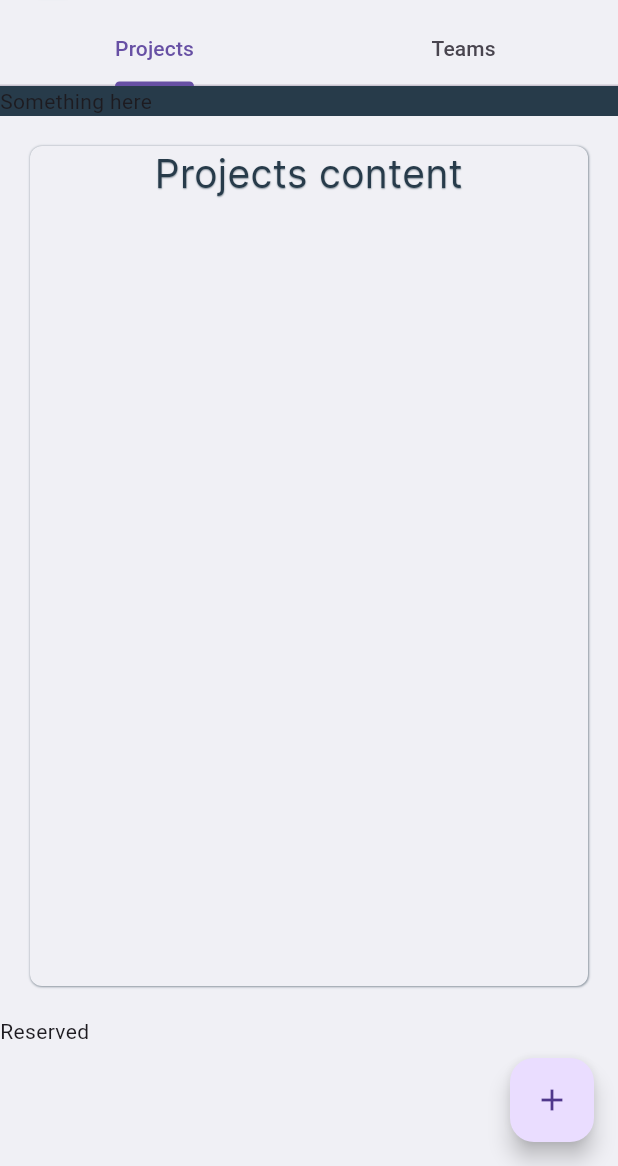
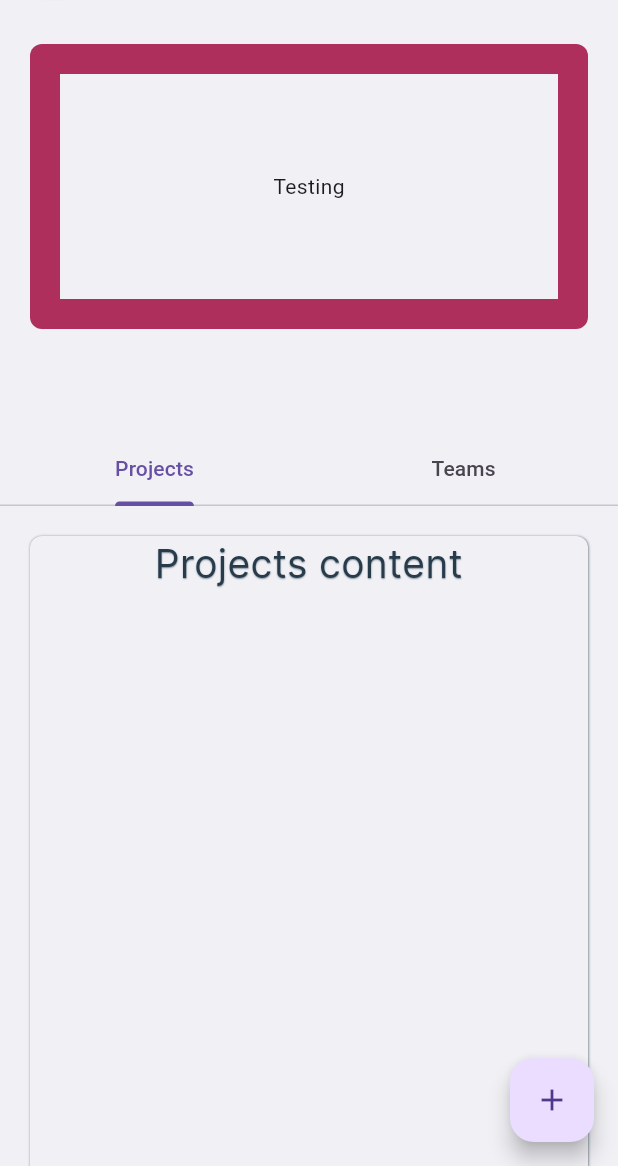
Before and after one commit to J4ceVllrz/Bsync_App2, a Flutter app: the screen it shows after launch, in the side drawer, after a tap on "Teams and Projects", on a phone screen of 412 x 824 dp, the part 70-1236 px from its top. Run offline on Flutter 3.47's test engine with Material 3 defaults, Android fonts, the phone set to English and light mode, and no system bars; our stand-ins replace gap, smooth_page_indicator.

Commit message:
working on tabview and bars

```diff
--- a/lib/pages/teams_projects.dart
+++ b/lib/pages/teams_projects.dart
@@ -62,20 +62,6 @@ class _TeamsAndProjectsState extends State<TeamsAndProjects>
           ),
         ),
         backgroundColor: AppColors.appWhite,
-        bottom: PreferredSize(
-          preferredSize: Size.fromHeight(48.0),
-          child: TabBar(
-            controller: _tabController,
-            tabs: [
-              Tab(
-                child: Container(
-                  child: Text("Projects"),
-                ),
-              ),
-              Tab(text: 'Teams'),
-            ],
-          ),
-        ),
       ),
       drawer: MenuDrawer(),
       backgroundColor: AppColors.appWhite,
@@ -85,19 +71,39 @@ class _TeamsAndProjectsState extends State<TeamsAndProjects>
         slivers: [
           SliverToBoxAdapter(
             child: Container(
-              color: AppColors.appDarkBlue,
-              child: Text("Something here"),
+              margin: EdgeInsets.symmetric(horizontal: 20, vertical: 20),
+              padding: EdgeInsets.symmetric(horizontal: 20, vertical: 20),
+              decoration: BoxDecoration(
+                color: AppColors.appRed,
+                borderRadius: BorderRadius.circular(8),
+              ),
+              child: Container(
+                height: 150,
+                decoration: BoxDecoration(color: AppColors.appWhite),
+                child: Center(child: Text("Testing")),
+              ),
             ),
           ),
           SliverToBoxAdapter(
             child: Container(
+              margin: EdgeInsets.only(top: 50),
+              child: TabBar(controller: _tabController, tabs: [
+                Tab(
+                  text: "Projects",
+                ),
+                Tab(
+                  text: "Teams",
+                )
+              ]),
+            ),
+          ),
+          SliverToBoxAdapter(
+            child: SizedBox(
               height: 600,
               child: TabBarView(
-                physics: ScrollPhysics(),
                 controller: _tabController,
                 children: [
                   Container(
-                    height: 20,
                     margin: EdgeInsets.symmetric(horizontal: 20, vertical: 20),
                     decoration: BoxDecoration(
                         color: AppColors.appWhite,
@@ -116,7 +122,6 @@ class _TeamsAndProjectsState extends State<TeamsAndProjects>
                     ),
                   ),
                   Container(
-                    height: 20,
                     margin: EdgeInsets.symmetric(horizontal: 30, vertical: 30),
                     decoration: BoxDecoration(
                         color: AppColors.appWhite,
--- a/pubspec.yaml
+++ b/pubspec.yaml
@@ -33,6 +33,7 @@ dependencies:
   gap: ^3.0.1
   intl: ^0.19.0
   smooth_page_indicator: ^1.1.0
+  extended_tabs: ^4.1.0
 
   # The following adds the Cupertino Icons font to your application.
   # Use with the CupertinoIcons class for iOS style icons.
```
Also changed, not shown: pubspec.lock.
